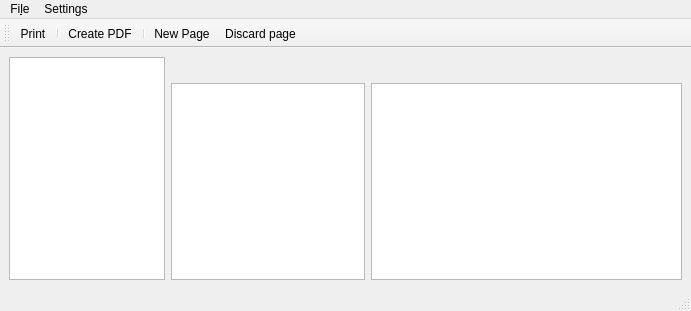
Above: mtg_proxy_printer/resources/ui/main_window.ui from luziferius/MTGProxyPrinter before the change. Below: the same form after it.
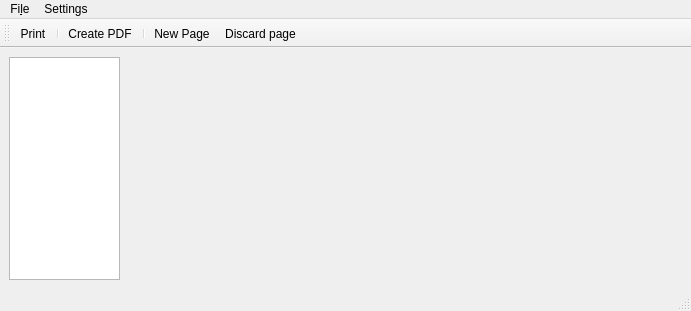
That is the form after the change. Icons and pictures are not drawn. Custom widgets are drawn as their Qt base class.

Commit message:
Moved the page card table view and page renderer from the main window UI into a separate class CurrentPageView. This class internally handles synchronisation between both views.
FossilOrigin-Name: 5ec33dab1ec4183f2e1ebc413970e6f24a1f64179699471ba947e3559f1c075f

What changed in the file:
```diff
--- a/mtg_proxy_printer/resources/ui/main_window.ui
+++ b/mtg_proxy_printer/resources/ui/main_window.ui
@@ -18,27 +18,11 @@
   </property>
   <widget class="QWidget" name="centralwidget">
    <layout class="QGridLayout" name="gridLayout">
-    <item row="1" column="2">
-     <widget class="PageRenderer" name="page_renderer">
-      <property name="sizePolicy">
-       <sizepolicy hsizetype="Expanding" vsizetype="Expanding">
-        <horstretch>8</horstretch>
-        <verstretch>10</verstretch>
-       </sizepolicy>
-      </property>
-      <property name="acceptDrops">
-       <bool>false</bool>
-      </property>
-      <property name="renderHints">
-       <set>QPainter::Antialiasing|QPainter::HighQualityAntialiasing</set>
-      </property>
-     </widget>
-    </item>
     <item row="0" column="1" colspan="2">
      <widget class="AddCardWidget" name="add_card_widget" native="true">
       <property name="sizePolicy">
-       <sizepolicy hsizetype="Expanding" vsizetype="Expanding">
-        <horstretch>0</horstretch>
+       <sizepolicy hsizetype="Expanding" vsizetype="Preferred">
+        <horstretch>10</horstretch>
         <verstretch>1</verstretch>
        </sizepolicy>
       </property>
@@ -63,26 +47,14 @@
       </property>
      </widget>
     </item>
-    <item row="1" column="1">
-     <widget class="QTableView" name="page_card_table_view">
+    <item row="1" column="1" colspan="2">
+     <widget class="CurrentPageView" name="page_view" native="true">
       <property name="sizePolicy">
        <sizepolicy hsizetype="Expanding" vsizetype="Expanding">
-        <horstretch>5</horstretch>
-        <verstretch>10</verstretch>
+        <horstretch>10</horstretch>
+        <verstretch>4</verstretch>
        </sizepolicy>
       </property>
-      <property name="alternatingRowColors">
-       <bool>true</bool>
-      </property>
-      <property name="selectionMode">
-       <enum>QAbstractItemView::SingleSelection</enum>
-      </property>
-      <property name="selectionBehavior">
-       <enum>QAbstractItemView::SelectRows</enum>
-      </property>
-      <attribute name="verticalHeaderVisible">
-       <bool>false</bool>
-      </attribute>
      </widget>
     </item>
    </layout>
@@ -222,11 +194,6 @@
   </action>
  </widget>
  <customwidgets>
-  <customwidget>
-   <class>PageRenderer</class>
-   <extends>QGraphicsView</extends>
-   <header>mtg_proxy_printer.ui.page_renderer</header>
-  </customwidget>
   <customwidget>
    <class>DocumentView</class>
    <extends>QListView</extends>
@@ -238,6 +205,12 @@
    <header>mtg_proxy_printer.ui.add_card</header>
    <container>1</container>
   </customwidget>
+  <customwidget>
+   <class>CurrentPageView</class>
+   <extends>QWidget</extends>
+   <header>mtg_proxy_printer.ui.current_page_view</header>
+   <container>1</container>
+  </customwidget>
  </customwidgets>
  <tabstops>
   <tabstop>document_view</tabstop>
```
Left out of the diff: 2 changed lines with no effect on the pictures. The commit also changes 4 other files.
